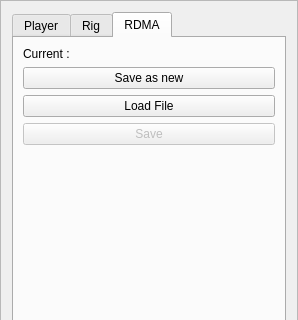
The window that Plugins/Animation/src/UI/AnimationUI.ui (hoshiryu/Radium-Engine) describes before a commit, drawn with Qt 5; both pictures show x 0 to 298 and y 0 to 320 of the 298 by 507 pixel window.
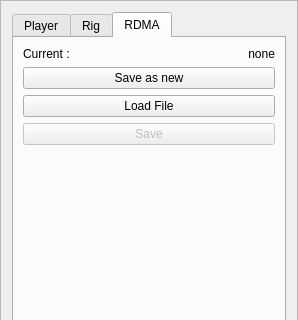
The same window after the commit. Icons and pictures are not drawn.

Commit message: fix non expanding label on rdma loading file

```diff
--- a/Plugins/Animation/src/UI/AnimationUI.ui
+++ b/Plugins/Animation/src/UI/AnimationUI.ui
@@ -521,6 +521,12 @@
         <layout class="QHBoxLayout" name="horizontalLayout_4">
          <item>
           <widget class="QLabel" name="label_8">
+           <property name="sizePolicy">
+            <sizepolicy hsizetype="Minimum" vsizetype="Preferred">
+             <horstretch>0</horstretch>
+             <verstretch>0</verstretch>
+            </sizepolicy>
+           </property>
            <property name="text">
             <string>Current :</string>
            </property>
@@ -531,8 +537,20 @@
          </item>
          <item>
           <widget class="QLabel" name="label_currentRDMA">
+           <property name="sizePolicy">
+            <sizepolicy hsizetype="MinimumExpanding" vsizetype="Preferred">
+             <horstretch>0</horstretch>
+             <verstretch>0</verstretch>
+            </sizepolicy>
+           </property>
+           <property name="maximumSize">
+            <size>
+             <width>180</width>
+             <height>16777215</height>
+            </size>
+           </property>
            <property name="text">
-            <string/>
+            <string>none</string>
            </property>
            <property name="alignment">
             <set>Qt::AlignRight|Qt::AlignTrailing|Qt::AlignVCenter</set>
```
